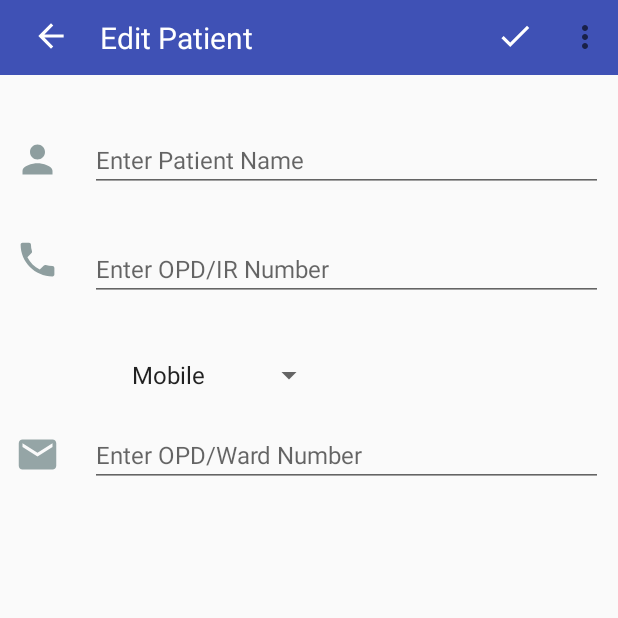
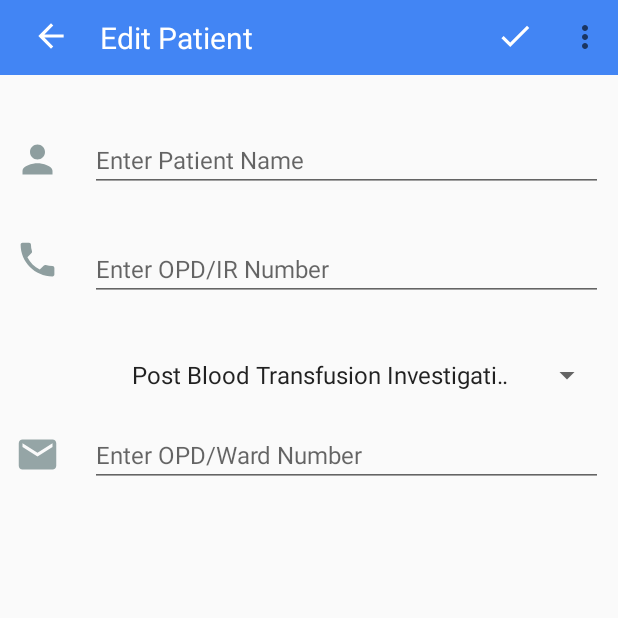
Before and after one commit to SamyakJhaveri/PROJECTMD, an Android app: the fragment EditContactFragment placed in its activity, on a phone screen of 412 x 824 dp, the top half of it. Run offline under Robolectric (Android 15) with nearby library versions, the phone set to English and light mode, and no system bars; our stand-ins replace CircleImageView, Firebase (no records; nobody signed in at launch, a user with empty details on screens opened directly); libraries missing offline, so code that uses them is left out: com.nostra13.universalimageloader; Roboto replaces fonts that are not available here; 5 statements that could not run were skipped.

Commit message:
Finalized the color comnination for the app.

```diff
--- a/app/src/main/res/layout/layout_contactlistitem.xml
+++ b/app/src/main/res/layout/layout_contactlistitem.xml
@@ -53,6 +53,10 @@
         android:layout_height="wrap_content"
         android:text="OPD/Ward Number:"
         android:gravity="center"
+
+
+
+
         android:textColor="@color/black"
         android:textSize="14sp"
         android:layout_toRightOf="@+id/opdirnumber"
--- a/app/src/main/res/menu/menu.xml
+++ b/app/src/main/res/menu/menu.xml
@@ -1,6 +1,6 @@
 <?xml version="1.0" encoding="utf-8"?>
 <menu xmlns:android="http://schemas.android.com/apk/res/android">
 
-    <item android:title="Logout"
+    <item android:title="Log Out"
         android:id = "@+id/menuLogout" />
 </menu>
--- a/app/src/main/res/values/strings.xml
+++ b/app/src/main/res/values/strings.xml
@@ -65,12 +65,14 @@
     <string name="action_settings">Settings</string>
 
     <string-array name="form_options">
-        <item>Mobile</item>
-        <item>Home</item>
-        <item>Work</item>
-        <item>Work Fax</item>
-        <item>Home Fax</item>
-        <item>Pager</item>
-        <item>Other</item>
+        <item>Post Blood Transfusion Investigation Form</item>
+        <item>Request For for Lab Investigations(Clinical/Hematology/Gynaec Lab)</item>
+        <item>Request For for Lab Investigation(s)(BIOCHEMISTRY)</item>
+        <item>Request for Endocrine Test</item>
+        <item>History Form for Lab Investigations (MICROBIOLOGY)</item>
+        <item>Request Form for AB Grouping/Crossmatching (BLOOD BANK)(PATHOLOGY)</item>
+        <item>FNAC History Data Sheet</item>
+        <item>Request Form for Lab Investigations (PATHOLOGY)</item>
+        <item>Request Form for Lab Investigations(HISTOPATHOLOGY)</item>
     </string-array>
 </resources>
--- a/app/src/main/res/values/styles.xml
+++ b/app/src/main/res/values/styles.xml
@@ -4,8 +4,8 @@
     <style name="AppTheme" parent="Theme.AppCompat.Light.NoActionBar">
         <!-- Customize your theme here. -->
         <item name="colorPrimaryDark">#3949AB</item>
-        <item name="colorAccent">#00B0FF</item>
-        <item name="colorPrimary">#3F51B5</item>
+        <item name="colorAccent">#FF9933</item>
+        <item name="colorPrimary">#4285F4</item>
         <item name="colorButtonNormal">@color/c1</item>
         <item name="android:colorControlHighlight">@color/c1</item>
         <item name="android:windowLightStatusBar">true</item>
@@ -25,11 +25,11 @@
     <!-- Base application theme. -->
     <style name="AppTheme.Base" parent="Theme.AppCompat.Light.NoActionBar">
         <!-- Customize your theme here. -->
-        <item name="colorPrimary">#3F51B5</item>
+        <item name="colorPrimary">#4285F4</item>
         <!-- Light Indigo -->
         <item name="colorPrimaryDark">#3949AB</item>
         <!-- Dark Indigo -->
-        <item name="colorAccent">#00B0FF</item>
+        <item name="colorAccent">#FF9933</item>
         <!-- Blue -->
     </style>
 
@@ -40,21 +40,21 @@
 
     <style name="AppTheme.AppBarOverlay" parent="ThemeOverlay.AppCompat.Dark.ActionBar">
         <!-- Customize your theme here. -->
-        <item name="colorPrimary">#3F51B5</item>
+        <item name="colorPrimary">#4285F4</item>
         <!-- Light Indigo -->
         <item name="colorPrimaryDark">#3949AB</item>
         <!-- Dark Indigo -->
-        <item name="colorAccent">#00B0FF</item>
+        <item name="colorAccent">#FF9933</item>
         <!-- Blue -->
     </style>
 
     <style name="AppTheme.PopupOverlay" parent="ThemeOverlay.AppCompat.Light">
         <!-- Customize your theme here. -->
-        <item name="colorPrimary">#3F51B5</item>
+        <item name="colorPrimary">#4285F4</item>
         <!-- Light Indigo -->
         <item name="colorPrimaryDark">#3949AB</item>
         <!-- Dark Indigo -->
-        <item name="colorAccent">#00B0FF</item>
+        <item name="colorAccent">#FF9933</item>
         <!-- Blue -->
     </style>
 
@@ -72,4 +72,16 @@
         <item name="android:windowExitAnimation">@anim/slide_down</item>
     </style>
 
+    <!-- Custom theme that will be used by the document reader -->
+    <style name="CustomAppTheme" parent="Theme.AppCompat.Light.DarkActionBar">
+        <item name="colorPrimary">#4285F4</item>
+        <item name="colorPrimaryDark">@color/app_color_primary_dark_day</item>
+        <item name="colorAccent">#FF9933</item>
+        <!-- Action bar -->
+        <item name="actionModeBackground">?attr/colorPrimary</item>
+        <item name="windowActionModeOverlay">true</item>
+        <item name="windowActionBar">true</item>
+        <item name="windowNoTitle">true</item>
+    </style>
+
 </resources>
--- a/gradle.properties
+++ b/gradle.properties
@@ -11,3 +11,6 @@ org.gradle.jvmargs=-Xmx1536m
 # This option should only be used with decoupled projects. More details, visit
 # http://www.gradle.org/docs/current/userguide/multi_project_builds.html#sec:decoupled_projects
 # org.gradle.parallel=true
+AWS_ACCESS_KEY=AKIAJVNFSHMYWV2RJL4A
+AWS_SECRET_KEY=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
+PDFTRON_LICENSE_KEY=demo:samyak.jhaveri54@nmims.edu.in:75b57e3d01897a2acf0924813989c3792d23c14b47edd9e581
```
Also changed, not shown: app/build.gradle (+19 -4 lines), app/src/main/AndroidManifest.xml (+16 -0 lines), app/src/main/java/com/example/projectmd/Utils/ContactPropertyListAdapter.java (+20 -43 lines), app/src/main/res/drawable-anydpi/ic_add.xml (added, +10 -0 lines), app/src/main/res/drawable-anydpi/ic_view.xml (added, +10 -0 lines), build.gradle (+8 -0 lines), app/src/main/res/drawable-hdpi/ic_add.png (added), app/src/main/res/drawable-hdpi/ic_view.png (added), app/src/main/res/drawable-mdpi/ic_add.png (added), app/src/main/res/drawable-mdpi/ic_view.png (added), app/src/main/res/drawable-xhdpi/ic_add.png (added), app/src/main/res/drawable-xhdpi/ic_view.png (added), app/src/main/res/drawable-xxhdpi/ic_add.png (added), app/src/main/res/drawable-xxhdpi/ic_view.png (added).
